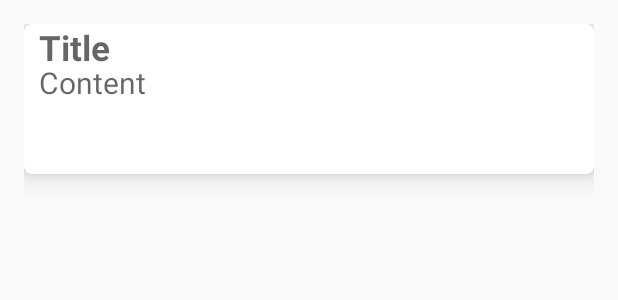
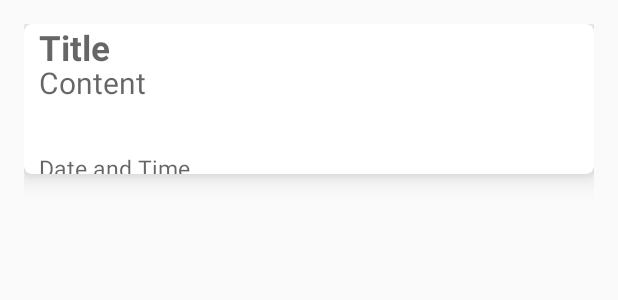
Before and after one commit to justtookoff/MemoApp, an Android app: the layout layout_cardview.xml on its own in the app's theme, with its tools: preview values and no code run, on a phone screen of 412 x 824 dp. Shown: the top 300 px of the screen. Run offline under Robolectric (Android 15) with nearby library versions, the phone set to English and light mode, and no system bars.

```diff
--- a/app/src/main/AndroidManifest.xml
+++ b/app/src/main/AndroidManifest.xml
@@ -17,7 +17,7 @@
             </intent-filter>
         </activity>
 
-        <activity android:name=".Memo.WriteMemoActivity"></activity>
+        <activity android:name=".WriteMemoActivity"></activity>
     </application>
 
 </manifest>
--- a/app/src/main/java/com/android/memo/MainActivity.java
+++ b/app/src/main/java/com/android/memo/MainActivity.java
@@ -10,8 +10,6 @@ import android.view.Menu;
 import android.view.MenuInflater;
 import android.view.MenuItem;
 import android.view.View;
-
-import com.android.memo.Memo.WriteMemoActivity;
 
 public class MainActivity extends AppCompatActivity {
     private ListViewCompat listView;
--- a/app/src/main/java/com/android/memo/Memo/Memo.java
+++ b/app/src/main/java/com/android/memo/Memo.java
@@ -1,4 +1,4 @@
-package com.android.memo.Memo;
+package com.android.memo;
 
 import android.content.Context;
 
--- a/app/src/main/res/layout/activity_main.xml
+++ b/app/src/main/res/layout/activity_main.xml
@@ -28,6 +28,7 @@
             android:layout_below="@+id/relLayout1">
 
             <include layout="@layout/layout_center_viewpager" />
+            <include layout="@layout/layout_cardview_listview"></include>
 
         </RelativeLayout>
 
--- a/app/src/main/res/layout/layout_cardview.xml
+++ b/app/src/main/res/layout/layout_cardview.xml
@@ -46,11 +46,19 @@
                 android:id="@+id/memo_content"
                 android:layout_below="@+id/memo_title"
                 android:layout_width="match_parent"
-                android:layout_height="75dp"
+                android:layout_height="60dp"
                 android:hint="Content"
                 android:textStyle="normal"
                 android:textSize="20dp"
                 android:maxLines="3"/>
+
+            <TextView
+                android:id="@+id/memo_dateTime"
+                android:layout_below="@+id/memo_content"
+                android:layout_width="match_parent"
+                android:layout_height="15dp"
+                android:hint="Date and Time"
+                android:textSize="15dp"/>
 
         </RelativeLayout>
 
```
Also changed, not shown: app/src/main/java/com/android/memo/MemoAdapter.java (renamed from app/src/main/java/com/android/memo/Memo/MemoAdapter.java, +3 -4 lines), app/src/main/java/com/android/memo/WriteMemoActivity.java (renamed from app/src/main/java/com/android/memo/Memo/WriteMemoActivity.java, +2 -5 lines), app/src/main/res/layout/layout_cardview_listview.xml (added, +12 -0 lines).
